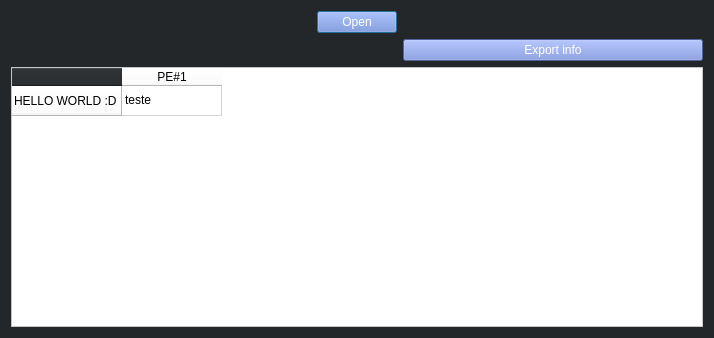
Before: the Qt Designer form peheadervisualizer.ui in keowu/hakudetector, drawn with Qt 5.
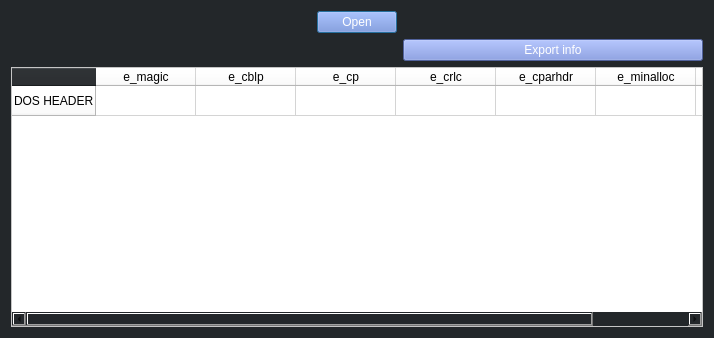
After: the same form once the commit is applied.

The edit to the form file:
```diff
--- a/peheadervisualizer.ui
+++ b/peheadervisualizer.ui
@@ -52,17 +52,47 @@
        </property>
        <row>
         <property name="text">
-         <string>HELLO WORLD :D</string>
+         <string>DOS HEADER</string>
         </property>
        </row>
        <column>
         <property name="text">
-         <string>PE#1</string>
+         <string>e_magic</string>
+        </property>
+       </column>
+       <column>
+        <property name="text">
+         <string>e_cblp</string>
+        </property>
+       </column>
+       <column>
+        <property name="text">
+         <string>e_cp</string>
+        </property>
+       </column>
+       <column>
+        <property name="text">
+         <string>e_crlc</string>
+        </property>
+       </column>
+       <column>
+        <property name="text">
+         <string>e_cparhdr</string>
+        </property>
+       </column>
+       <column>
+        <property name="text">
+         <string>e_minalloc</string>
+        </property>
+       </column>
+       <column>
+        <property name="text">
+         <string>e_maxalloc</string>
         </property>
        </column>
        <item row="0" column="0">
         <property name="text">
-         <string>teste</string>
+         <string/>
         </property>
        </item>
       </widget>
```
Left out of the diff: 2 changed lines with no effect on the pictures.
